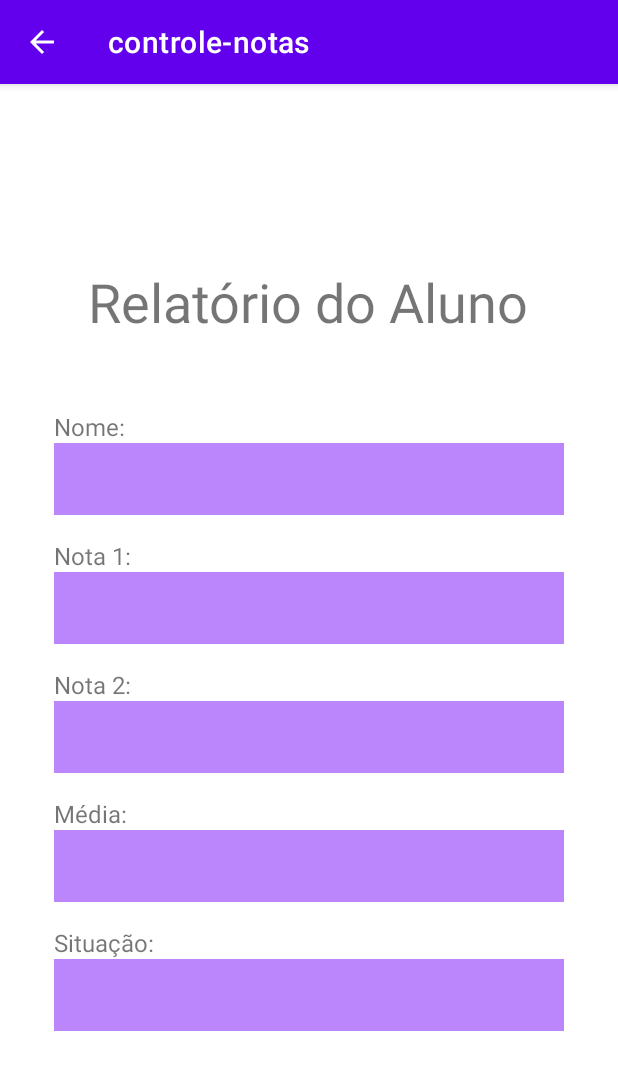
After one commit to LaiseSilva/controle-de-notas, an Android app: the ResultadoActivity screen opened directly, with no data from a screen before it, on a phone screen of 412 x 824 dp. The commit adds this screen. Shown: the top 1070 px of the screen. Run offline under Robolectric (Android 15) with nearby library versions, the phone set to English and light mode, and no system bars.

Commit message:
adicionando uma activity

```diff
--- a/app/src/main/AndroidManifest.xml
+++ b/app/src/main/AndroidManifest.xml
@@ -10,8 +10,13 @@
         android:supportsRtl="true"
         android:theme="@style/Theme.Controlenotas">
         <activity
+            android:name=".ResultadoActivity"
+            android:exported="true"
+            android:parentActivityName=".MainActivity"/>
+        <activity
             android:name=".MainActivity"
-            android:exported="true">
+            android:exported="true"
+            android:launchMode="singleTop">
             <intent-filter>
                 <action android:name="android.intent.action.MAIN" />
 
--- a/app/src/main/java/com/senai/controle_notas/MainActivity.kt
+++ b/app/src/main/java/com/senai/controle_notas/MainActivity.kt
@@ -1,5 +1,6 @@
 package com.senai.controle_notas
 
+import android.content.Intent
 import android.graphics.Color
 import androidx.appcompat.app.AppCompatActivity
 import android.os.Bundle
@@ -39,7 +40,16 @@ class MainActivity : AppCompatActivity() {
 
                 val media = calcularMedia(nota1, nota2)
 
-                resultadoTextView.text = situacaoAluno(media)
+                val intent =  Intent(this, ResultadoActivity::class.java)
+                intent.putExtra("nome",nomeEditText.text.toString())
+                intent.putExtra("nota1",nota1.toString())
+                intent.putExtra("nota2",nota2.toString())
+                intent.putExtra("media",media.toString())
+                intent.putExtra("situacao", situacaoAluno(media))
+
+                startActivity(intent)
+
+//                resultadoTextView.text = situacaoAluno(media)
 
 //                if (media >=5){
 //                    resultadoTextView.text = "Nome: $nome\nNota 1: $nota1 \nNota: $nota2\nMédia: $media"
--- /dev/null
+++ b/app/src/main/java/com/senai/controle_notas/ResultadoActivity.kt
@@ -0,0 +1,31 @@
+package com.senai.controle_notas
+
+import android.content.Intent
+import androidx.appcompat.app.AppCompatActivity
+import android.os.Bundle
+import android.widget.TextView
+
+class ResultadoActivity : AppCompatActivity() {
+    override fun onCreate(savedInstanceState: Bundle?) {
+        super.onCreate(savedInstanceState)
+        setContentView(R.layout.activity_resultado)
+
+        val nomeTextView = findViewById<TextView>(R.id.nome)
+        val nota1TextView = findViewById<TextView>(R.id.nota1)
+        val nota2TextView = findViewById<TextView>(R.id.nota2)
+        val mediaTextView = findViewById<TextView>(R.id.media)
+        val situacaoTextView = findViewById<TextView>(R.id.situacao)
+
+        val intent: Intent = getIntent()
+
+        val actionBar = supportActionBar
+
+        actionBar!!.setDefaultDisplayHomeAsUpEnabled(true)
+
+        nomeTextView.text = intent.getStringExtra("nome")
+        nota1TextView.text = intent.getStringExtra("nota1")
+        nota2TextView.text = intent.getStringExtra("nota2")
+        mediaTextView.text = intent.getStringExtra("media")
+        situacaoTextView.text = intent.getStringExtra("situacao")
+    }
+}
--- /dev/null
+++ b/app/src/main/res/layout/activity_resultado.xml
@@ -0,0 +1,63 @@
+<?xml version="1.0" encoding="utf-8"?>
+<LinearLayout
+    xmlns:android="http://schemas.android.com/apk/res/android"
+    xmlns:app="http://schemas.android.com/apk/res-auto"
+    xmlns:tools="http://schemas.android.com/tools"
+    android:layout_width="match_parent"
+    android:layout_height="match_parent"
+    tools:context=".ResultadoActivity"
+    android:orientation="vertical"
+    android:gravity="center">
+
+    <TextView
+        android:layout_width="wrap_content"
+        android:layout_height="wrap_content"
+        android:text="Relatório do Aluno"
+        android:textSize="36sp"
+        android:layout_marginBottom="48dp"/>
+
+<LinearLayout
+    android:layout_width="match_parent"
+    android:layout_height="wrap_content"
+    android:orientation="vertical"
+    android:paddingHorizontal="36dp">
+    <TextView
+        android:text="Nome: "
+        style="@style/label" />
+
+    <TextView
+        android:id="@+id/nome"
+        style="@style/campos" />
+
+    <TextView
+       android:text="Nota 1:"
+        style="@style/label"/>
+    <TextView
+        android:id="@+id/nota1"
+      style="@style/campos"/>
+
+    <TextView
+        android:text="Nota 2:"
+        style="@style/label"/>
+    <TextView
+        android:id="@+id/nota2"
+        style="@style/campos"/>
+
+    <TextView
+        android:text="Média:"
+        style="@style/label"/>
+    <TextView
+        android:id="@+id/media"
+        style="@style/campos"/>
+
+    <TextView
+        android:text="Situação:"
+        style="@style/label"/>
+    <TextView
+        android:id="@+id/situacao"
+        style="@style/campos"/>
+
+</LinearLayout>
+
+
+</LinearLayout>
--- /dev/null
+++ b/app/src/main/res/values/styles.xml
@@ -0,0 +1,18 @@
+<?xml version="1.0" encoding="utf-8"?>
+<resources>
+
+    <style name="label">
+        <item name="android:layout_width">wrap_content</item>
+        <item name="android:layout_height">wrap_content</item>
+        <item name="android:textSize">16sp</item>
+    </style>
+
+    <style name="campos">
+        <item name="android:layout_width">match_parent</item>
+        <item name="android:layout_height">48dp</item>
+        <item name="android:textSize">24sp</item>
+        <item name="android:background">@color/purple_200</item>
+        <item name="android:textColor">@color/purple_700</item>
+        <item name="android:layout_marginBottom">16dp</item>
+    </style>
+</resources>
```
